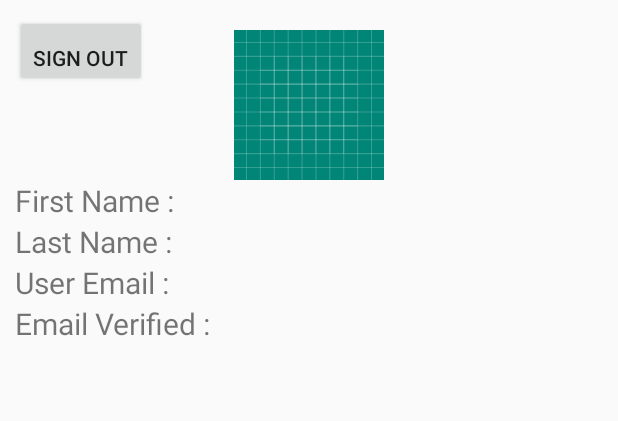
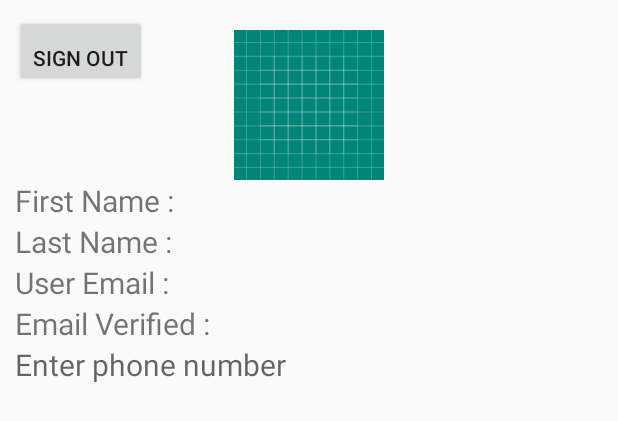
Before and after one commit to dl1683/ShareEats, an Android app: the layout activity_home_page.xml on its own in the app's theme, with its tools: preview values and no code run, on a phone screen of 412 x 824 dp. Shown: the top 421 px of the screen. Run offline under Robolectric (Android 15) with nearby library versions, the phone set to English and light mode, and no system bars.

Commit message:
Integrated a custom user class and hoping that deals with things.
Things left to do: Phone Integration
Food Expiry
Recipes
Donation Circle

```diff
--- a/app/src/main/res/layout/activity_home_page.xml
+++ b/app/src/main/res/layout/activity_home_page.xml
@@ -65,7 +65,16 @@
                     android:layout_width="wrap_content"
                     android:layout_height="wrap_content"
                     android:textSize="20sp" />
+
+
         </TableRow>
+        <TextView
+                android:id="@+id/tv_phone"
+                android:hint="Enter phone number"
+                android:layout_width="wrap_content"
+                android:layout_height="wrap_content"
+                android:textSize="20sp" />
+
     </TableLayout>
     <Button
             android:id="@+id/SignOut"
@@ -75,4 +84,5 @@
             android:gravity="bottom"
     />
 
+
 </RelativeLayout>
```
Also changed, not shown: app/src/main/java/com/shareeats/CreateAccountActivity.kt (+12 -6 lines), app/src/main/java/com/shareeats/HomePage.kt (+19 -5 lines), app/src/main/java/com/shareeats/User.kt (added, +15 -0 lines).
